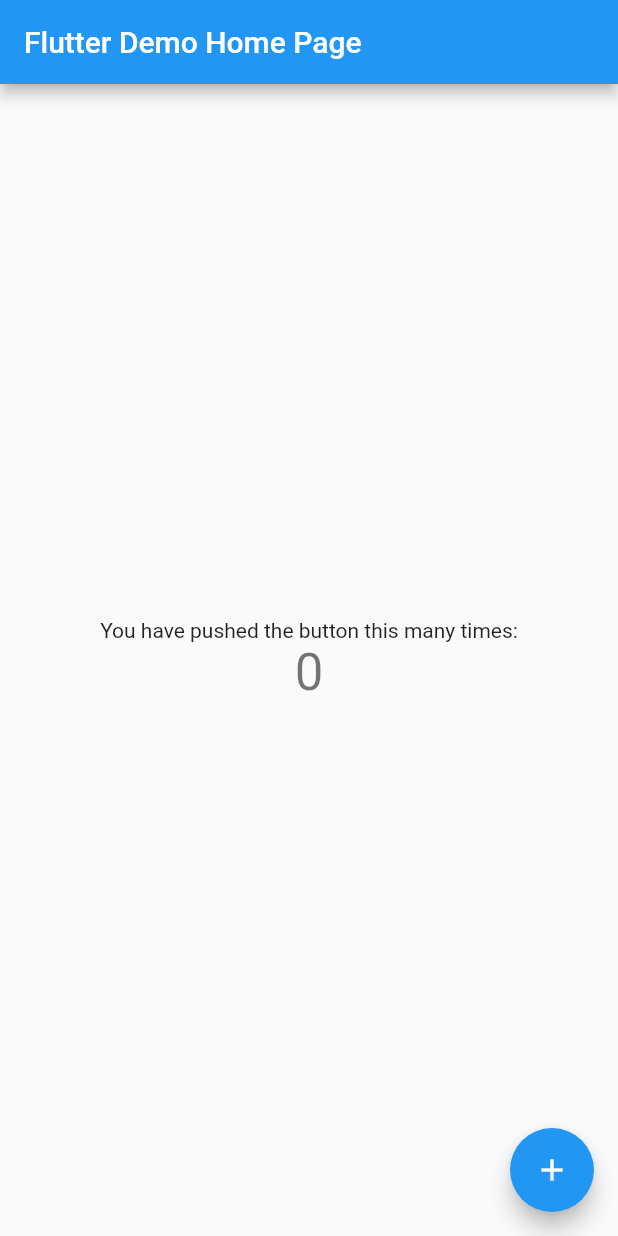
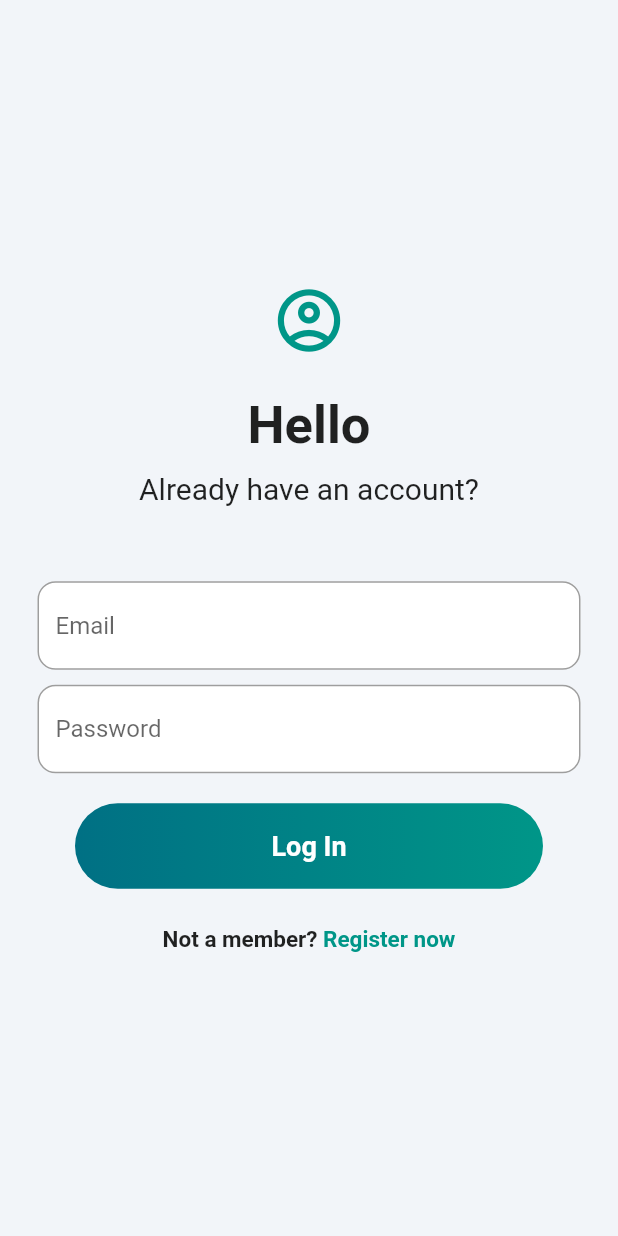
Before and after one commit to Anushastha/DiaryApp, a Flutter app: the screen it shows after launch, on a phone screen of 412 x 824 dp. Run offline on Flutter 3.47's test engine with Material 2 defaults, Android fonts, the phone set to English and light mode, and no system bars; our stand-ins replace cloud_firestore, firebase_auth, firebase_core; accounts and stored records are empty.

Commit message:
login page created

```diff
--- /dev/null
+++ b/lib/Screens/login_page.dart
@@ -0,0 +1,142 @@
+import 'package:flutter/material.dart';
+
+class LoginPage extends StatefulWidget {
+  const LoginPage({Key? key}) : super(key: key);
+
+  @override
+  State<LoginPage> createState() => _LoginPageState();
+}
+
+class _LoginPageState extends State<LoginPage> {
+  @override
+  Widget build(BuildContext context) {
+    return Scaffold(
+      backgroundColor: Color(0xffF2F5F9),
+      body: SafeArea(
+        child: Center(
+          child: SingleChildScrollView(
+            child: Column(
+              mainAxisAlignment: MainAxisAlignment.center,
+              children: [
+                //logo
+                Icon(
+                  Icons.account_circle_outlined,
+                  size: 50,
+                  color: Colors.teal,
+                ),
+              SizedBox(height: 25),
+              Text(
+                  "Hello",
+                style: TextStyle(
+                  fontWeight: FontWeight.bold,
+                  fontSize: 35,
+                ),
+              ),
+              SizedBox(height: 10),
+              Text(
+                 "Already have an account?",
+                style: TextStyle(
+                  fontSize: 20,
+                ),
+              ),
+              SizedBox(height: 50),
+
+                //email textfield
+                Padding(
+                  padding: const EdgeInsets.symmetric(horizontal: 25.0),
+                  child: TextField(
+                    decoration: InputDecoration(
+                      enabledBorder: OutlineInputBorder(
+                        borderSide: BorderSide(color: Colors.grey),
+                        borderRadius: BorderRadius.circular(12),
+                      ),
+                      focusedBorder: OutlineInputBorder(
+                        borderSide: BorderSide(color: Color(0xff007084)),
+                        borderRadius: BorderRadius.circular(12),
+                      ),
+                      hintText: 'Email',
+                      fillColor: Colors.white,
+                      filled: true,
+                    ),
+                  ),
+                ),
+                SizedBox(height: 10),
+
+                //password textfield
+                Padding(
+                  padding: const EdgeInsets.symmetric(horizontal: 25.0),
+                  child: TextField(
+                    decoration: InputDecoration(
+                      enabledBorder: OutlineInputBorder(
+                        borderSide: BorderSide(color: Colors.grey),
+                        borderRadius: BorderRadius.circular(12),
+                      ),
+                      focusedBorder: OutlineInputBorder(
+                        borderSide: BorderSide(color: Color(0xff007084)),
+                        borderRadius: BorderRadius.circular(12),
+                      ),
+                      hintText: 'Password',
+                      fillColor: Colors.white,
+                      filled: true,
+                    ),
+                  ),
+                ),
+                SizedBox(height: 20),
+
+                //signin button here
+                Padding(
+                  padding: const EdgeInsets.symmetric(horizontal: 50.0),
+                  child: Container(
+                    padding: EdgeInsets.all(18),
+                    decoration: BoxDecoration(
+                      gradient: LinearGradient(
+                          colors: <Color>[
+                            Color(0xff007084),
+                            Colors.teal,
+                          ],
+                      ),
+                      borderRadius: BorderRadius.circular(30)
+                    ),
+                    child: Center(
+                      child: Text(
+                        'Log In',
+                        style: TextStyle(
+                          color: Colors.white,
+                          fontWeight: FontWeight.bold,
+                          fontSize: 18,
+                        ),
+                      ),
+                    ),
+                  ),
+                ),
+                SizedBox(height: 25),
+
+                //message
+                Row(
+                  mainAxisAlignment: MainAxisAlignment.center,
+                  children: [
+                    Text(
+                      'Not a member?',
+                      style: TextStyle(
+                        fontWeight: FontWeight.bold,
+                        fontSize: 15,
+                      ),
+                    ),
+                    Text(
+                      ' Register now',
+                      style: TextStyle(
+                        color: Colors.teal,
+                        fontWeight: FontWeight.bold,
+                        fontSize: 15,
+                      ),
+                    ),
+                  ],
+                ),
+              ],
+            ),
+          ),
+        ),
+      ),
+    );
+  }
+}
--- a/lib/main.dart
+++ b/lib/main.dart
@@ -1,6 +1,7 @@
-import 'package:cloud_firestore/cloud_firestore.dart';
 import 'package:firebase_core/firebase_core.dart';
 import 'package:flutter/material.dart';
+
+import 'Screens/login_page.dart';
 
 void main() async{
   WidgetsFlutterBinding.ensureInitialized();
@@ -11,110 +12,11 @@
 class MyApp extends StatelessWidget {
   const MyApp({super.key});
 
-  // This widget is the root of your application.
   @override
   Widget build(BuildContext context) {
     return MaterialApp(
-      title: 'Flutter Demo',
-      theme: ThemeData(
-        // This is the theme of your application.
-        //
-        // Try running your application with "flutter run". You'll see the
-        // application has a blue toolbar. Then, without quitting the app, try
-        // changing the primarySwatch below to Colors.green and then invoke
-        // "hot reload" (press "r" in the console where you ran "flutter run",
-        // or simply save your changes to "hot reload" in a Flutter IDE).
-        // Notice that the counter didn't reset back to zero; the application
-        // is not restarted.
-        primarySwatch: Colors.blue,
-      ),
-      home: const MyHomePage(title: 'Flutter Demo Home Page'),
+      debugShowCheckedModeBanner: false,
+      home: LoginPage(),
     );
   }
 }
-
-class MyHomePage extends StatefulWidget {
-  const MyHomePage({super.key, required this.title});
-
-  // This widget is the home page of your application. It is stateful, meaning
-  // that it has a State object (defined below) that contains fields that affect
-  // how it looks.
-
-  // This class is the configuration for the state. It holds the values (in this
-  // case the title) provided by the parent (in this case the App widget) and
-  // used by the build method of the State. Fields in a Widget subclass are
-  // always marked "final".
-
-  final String title;
-
-  @override
-  State<MyHomePage> createState() => _MyHomePageState();
-}
-
-class _MyHomePageState extends State<MyHomePage> {
-  int _counter = 0;
-
-  void _incrementCounter() {
-    setState(() {
-      // This call to setState tells the Flutter framework that something has
-      // changed in this State, which causes it to rerun the build method below
-      // so that the display can reflect the updated values. If we changed
-      // _counter without calling setState(), then the build method would not be
-      // called again, and so nothing would appear to happen.
-      _counter++;
-    });
-  }
-
-  @override
-  Widget build(BuildContext context) {
-    // This method is rerun every time setState is called, for instance as done
-    // by the _incrementCounter method above.
-    //
-    // The Flutter framework has been optimized to make rerunning build methods
-    // fast, so that you can just rebuild anything that needs updating rather
-    // than having to individually change instances of widgets.
-    return Scaffold(
-      appBar: AppBar(
-        // Here we take the value from the MyHomePage object that was created by
-        // the App.build method, and use it to set our appbar title.
-        title: Text(widget.title),
-      ),
-      body: Center(
-        // Center is a layout widget. It takes a single child and positions it
-        // in the middle of the parent.
-        child: Column(
-          // Column is also a layout widget. It takes a list of children and
-          // arranges them vertically. By default, it sizes itself to fit its
-          // children horizontally, and tries to be as tall as its parent.
-          //
-          // Invoke "debug painting" (press "p" in the console, choose the
-          // "Toggle Debug Paint" action from the Flutter Inspector in Android
-          // Studio, or the "Toggle Debug Paint" command in Visual Studio Code)
-          // to see the wireframe for each widget.
-          //
-          // Column has various properties to control how it sizes itself and
-          // how it positions its children. Here we use mainAxisAlignment to
-          // center the children vertically; the main axis here is the vertical
-          // axis because Columns are vertical (the cross axis would be
-          // horizontal).
-          mainAxisAlignment: MainAxisAlignment.center,
-          children: <Widget>[
-            const Text(
-              'You have pushed the button this many times:',
-            ),
-            Text(
-              '$_counter',
-              style: Theme.of(context).textTheme.headline4,
-            ),
-          ],
-        ),
-      ),
-      floatingActionButton: FloatingActionButton(
-        onPressed: _incrementCounter,
-        tooltip: 'Increment',
-        child: const Icon(Icons.add),
-      ), // This trailing comma makes auto-formatting nicer for build methods.
-    );
-  }
-}
-//auth
```
Also changed, not shown: pubspec.yaml (+9 -2 lines), assets/images/applogo.png (added), assets/images/logo.jpg (added), lib/Screens/register_page.dart (added), pubspec.lock, 28 other files.
